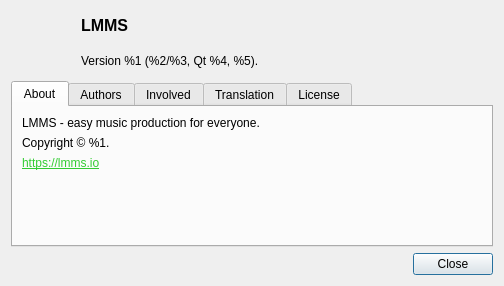
Old version of the form src/gui/modals/about_dialog.ui in the repository Hexvork/HexStudio.
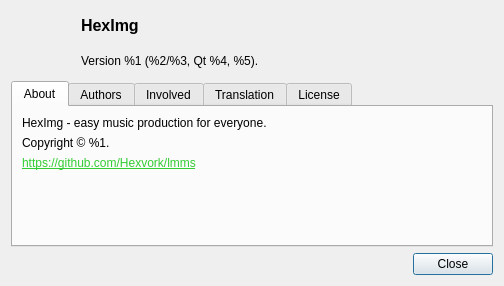
New version of the form.

What changed in the file:
```diff
--- a/src/gui/modals/about_dialog.ui
+++ b/src/gui/modals/about_dialog.ui
@@ -40,7 +40,7 @@
           <string notr="true">font:12pt; font-weight:bold;</string>
          </property>
          <property name="text">
-          <string>LMMS</string>
+          <string>HexImg</string>
          </property>
         </widget>
        </item>
@@ -97,7 +97,7 @@
        <item>
         <widget class="QLabel" name="label_2">
          <property name="text">
-          <string>LMMS - easy music production for everyone.</string>
+          <string>HexImg - easy music production for everyone.</string>
          </property>
          <property name="wordWrap">
           <bool>true</bool>
@@ -149,7 +149,7 @@
        <item>
         <widget class="QLabel" name="label_4">
          <property name="text">
-          <string>&lt;html&gt;&lt;head/&gt;&lt;body&gt;&lt;p&gt;&lt;a href=&quot;https://lmms.io&quot;&gt;&lt;span style=&quot; text-decoration: underline; color:#33cc33;&quot;&gt;https://lmms.io&lt;/span&gt;&lt;/a&gt;&lt;/p&gt;&lt;/body&gt;&lt;/html&gt;</string>
+          <string>&lt;html&gt;&lt;head/&gt;&lt;body&gt;&lt;p&gt;&lt;a href=&quot;https://github.com/Hexvork/lmms&quot;&gt;&lt;span style=&quot; text-decoration: underline; color:#33cc33;&quot;&gt;https://github.com/Hexvork/lmms&lt;/span&gt;&lt;/a&gt;&lt;/p&gt;&lt;/body&gt;&lt;/html&gt;</string>
          </property>
          <property name="wordWrap">
           <bool>true</bool>
```
Left out of the diff: 4 changed lines with no effect on the pictures.
